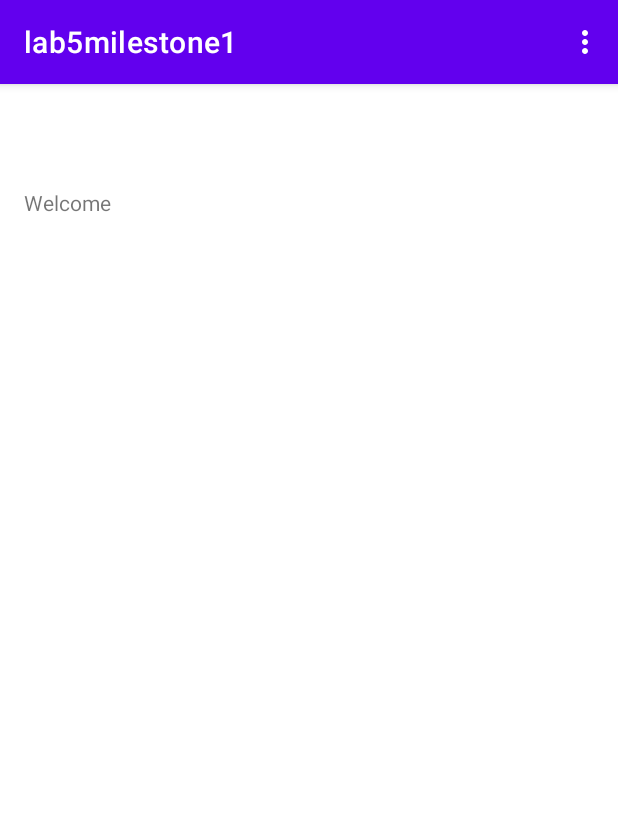
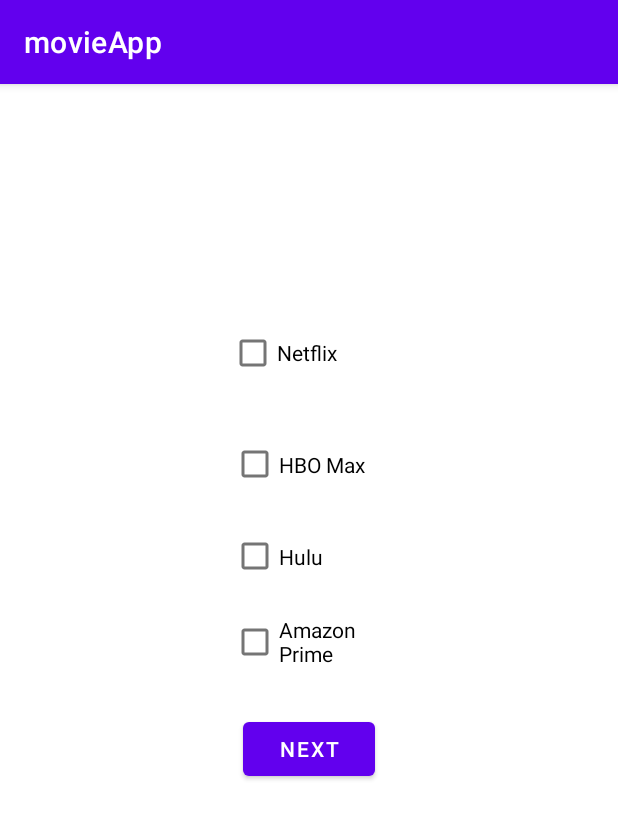
Before and after one commit to smworthingto2501/WatchParty, an Android app: the screen it shows after launch (NotesApp before the commit, chooseServices after it), after a tap on "LOGIN", on a phone screen of 412 x 824 dp. Shown: the top 819 px of the screen. Run offline under Robolectric (Android 15) with nearby library versions, the phone set to English and light mode, and no system bars.

Commit message:
Basic activities from Notes app project for logging in

```diff
--- a/app/src/main/java/com/example/lab5milestone2/DBHelper.java
+++ /dev/null
@@ -1,60 +0,0 @@
-package com.example.lab5milestone2;
-
-import android.database.Cursor;
-import android.database.sqlite.SQLiteDatabase;
-
-import java.util.ArrayList;
-
-public class DBHelper {
-
-    SQLiteDatabase sqLiteDatabase;
-
-    public DBHelper (SQLiteDatabase sqLiteDatabase) {
-        this.sqLiteDatabase = sqLiteDatabase;
-    }
-
-    public void createTable() {
-        sqLiteDatabase.execSQL("CREATE TABLE IF NOT EXISTS notes " +
-                "(id INTEGER PRIMARY KEY, username TEXT, date TEXT, title TEXT, content TEXT, src TEXT)");
-    }
-
-    public ArrayList<Note> readNotes(String username) {
-        createTable();
-        Cursor c = sqLiteDatabase.rawQuery(String.format("SELECT * from notes where username like '%s'", username), null);
-
-        int dateIndex = c.getColumnIndex("date");
-        int titleIndex = c.getColumnIndex("title");
-        int contentIndex = c.getColumnIndex("content");
-
-        c.moveToFirst();
-
-        ArrayList<Note> notesList = new ArrayList<>();
-
-        while(!c.isAfterLast()) {
-            String title = c.getString(titleIndex);
-            String date = c.getString(dateIndex);
-            String content = c.getString(contentIndex);
-
-            Note note = new Note(date, username, title, content);
-            notesList.add(note);
-            c.moveToNext();
-        }
-        c.close();
-        sqLiteDatabase.close();
-
-        return notesList;
-    }
-
-    public void saveNotes(String username, String title, String content, String date) {
-        createTable();
-        sqLiteDatabase.execSQL(String.format("INSERT INTO notes (username, date, title, content) VALUES ('%s', '%s', '%s', '%s')",
-                username, date, title, content));
-    }
-
-    public void updateNote(String title, String date, String content, String username) {
-        createTable();
-        sqLiteDatabase.execSQL(String.format("UPDATE notes set content = '%s', date = '%s' where title = '%s' and username = '%s'",
-                content, date, title, username));
-    }
-
-}
--- a/app/src/main/java/com/example/lab5milestone2/NotesApp.java
+++ /dev/null
@@ -1,89 +0,0 @@
-package com.example.lab5milestone2;
-
-import androidx.appcompat.app.AppCompatActivity;
-
-import android.content.Context;
-import android.content.Intent;
-import android.content.SharedPreferences;
-import android.database.sqlite.SQLiteDatabase;
-import android.os.Bundle;
-import android.view.Menu;
-import android.view.MenuInflater;
-import android.view.MenuItem;
-import android.view.View;
-import android.widget.AdapterView;
-import android.widget.ArrayAdapter;
-import android.widget.ListView;
-import android.widget.TextView;
-
-import java.util.ArrayList;
-
-public class NotesApp extends AppCompatActivity {
-
-    public static ArrayList<Note> notes = new ArrayList<>();
-
-    @Override
-    protected void onCreate(Bundle savedInstanceState) {
-        super.onCreate(savedInstanceState);
-        String usernameKey = "username";
-        setContentView(R.layout.activity_notes_app);
-
-
-        SharedPreferences sharedPreferences = getSharedPreferences("com.example.lab5milestone1", Context.MODE_PRIVATE);
-
-        TextView welcomeMessage = findViewById(R.id.textView);
-        welcomeMessage.setText("Welcome " + sharedPreferences.getString(usernameKey, ""));
-
-        Context context = getApplicationContext();
-        SQLiteDatabase sqLiteDatabase = context.openOrCreateDatabase("notes", Context.MODE_PRIVATE,null);
-
-        DBHelper dbHelper = new DBHelper(sqLiteDatabase);
-
-        notes = dbHelper.readNotes(sharedPreferences.getString(usernameKey, ""));
-
-        ArrayList<String> displayNotes = new ArrayList<>();
-        for (Note note : notes) {
-            displayNotes.add(String.format("Title:%s\nDate:%s", note.getTitle(), note.getDate()));
-        }
-
-        ArrayAdapter adapter = new ArrayAdapter(this, android.R.layout.simple_list_item_1, displayNotes);
-        ListView listView = (ListView) findViewById(R.id.notesListView);
-        listView.setAdapter(adapter);
-
-        listView.setOnItemClickListener(new AdapterView.OnItemClickListener() {
-            @Override
-            public void onItemClick(AdapterView<?> parent, View view, int position, long id) {
-                Intent intent = new Intent(getApplicationContext(), NewNote.class);
-                intent.putExtra("noteid", position);
-                startActivity(intent);
-            }
-        });
-
-    }
-
-    @Override
-    public boolean onCreateOptionsMenu(Menu menu) {
-        MenuInflater inflater = getMenuInflater();
-        inflater.inflate(R.menu.menu, menu);
-        return true;
-    }
-
-    @Override
-    public boolean onOptionsItemSelected(MenuItem item) {
-        switch (item.getItemId()) {
-            case R.id.logout:
-                Intent intent = new Intent(this, MainActivity.class);
-                SharedPreferences sharedPreferences = getSharedPreferences("com.example.lab5milestone1", Context.MODE_PRIVATE);
-                sharedPreferences.edit().remove(MainActivity.usernameKey).apply();
-                startActivity(intent);
-                return true;
-            case R.id.addNote:
-                Intent intentAddNote = new Intent(this, NewNote.class);
-                startActivity(intentAddNote);
-                return true;
-            default:
-                return super.onOptionsItemSelected(item);
-        }
-    }
-
-}
--- a/app/src/main/java/com/example/lab5milestone2/MainActivity.java
+++ b/app/src/main/java/com/example/semesterProject/firstLogin.java
@@ -1,4 +1,4 @@
-package com.example.lab5milestone2;
+package com.example.semesterProject;
 
 import androidx.appcompat.app.AppCompatActivity;
 
@@ -9,20 +9,28 @@ import android.os.Bundle;
 import android.view.View;
 import android.widget.EditText;
 
-public class MainActivity extends AppCompatActivity {
+public class firstLogin extends AppCompatActivity {
 
     public static String usernameKey;
+    public static String servicesKey;
 
     @Override
     protected void onCreate(Bundle savedInstanceState) {
         super.onCreate(savedInstanceState);
         usernameKey = "username";
+        servicesKey = "services";
 
-        SharedPreferences sharedPreferences = getSharedPreferences("com.example.lab5milestone1", Context.MODE_PRIVATE);
+        SharedPreferences sharedPreferences = getSharedPreferences("com.example.semesterProject", Context.MODE_PRIVATE);
 
         if (!sharedPreferences.getString(usernameKey, "").equals("")){
-            Intent intent = new Intent(this, NotesApp.class);
-            startActivity(intent);
+            if(!sharedPreferences.getString(servicesKey,"").equals("")){
+                Intent intent = new Intent(this, appHome.class);
+                startActivity(intent);
+            }
+            else {
+                Intent intent = new Intent(this, chooseServices.class);
+                startActivity(intent);
+            }
         } else {
             setContentView(R.layout.activity_main);
         }
@@ -34,7 +42,7 @@ public class MainActivity extends AppCompatActivity {
         EditText myTextField = (EditText) findViewById(R.id.editTextUsername);
         String str = myTextField.getText().toString();
 
-        SharedPreferences sharedPreferences = getSharedPreferences("com.example.lab5milestone1", Context.MODE_PRIVATE);
+        SharedPreferences sharedPreferences = getSharedPreferences("com.example.semesterProject", Context.MODE_PRIVATE);
         sharedPreferences.edit().putString("username", str).apply();
 
         goToActivity2(str);
@@ -42,7 +50,7 @@ public class MainActivity extends AppCompatActivity {
     }
 
     public void goToActivity2(String s) {
-        Intent intent = new Intent(this, NotesApp.class);
+        Intent intent = new Intent(this, chooseServices.class);
         intent.putExtra("username", s);
         startActivity(intent);
     }
--- /dev/null
+++ b/app/src/main/res/layout/activity_choose_services.xml
@@ -0,0 +1,72 @@
+<?xml version="1.0" encoding="utf-8"?>
+<androidx.constraintlayout.widget.ConstraintLayout xmlns:android="http://schemas.android.com/apk/res/android"
+    xmlns:app="http://schemas.android.com/apk/res-auto"
+    xmlns:tools="http://schemas.android.com/tools"
+    android:layout_width="match_parent"
+    android:layout_height="match_parent"
+    tools:context=".chooseServices">
+
+    <CheckBox
+        android:id="@+id/netflixBox"
+        android:layout_width="106dp"
+        android:layout_height="48dp"
+        android:layout_marginStart="152dp"
+        android:layout_marginTop="155dp"
+        android:layout_marginEnd="153dp"
+        android:checked="false"
+        android:text="Netflix"
+        app:layout_constraintEnd_toEndOf="parent"
+        app:layout_constraintStart_toStartOf="parent"
+        app:layout_constraintTop_toTopOf="parent" />
+
+    <CheckBox
+        android:id="@+id/amazonPrime"
+        android:layout_width="106dp"
+        android:layout_height="48dp"
+        android:layout_marginStart="153dp"
+        android:layout_marginTop="10dp"
+        android:layout_marginEnd="152dp"
+        android:text="Amazon Prime"
+        app:layout_constraintEnd_toEndOf="parent"
+        app:layout_constraintStart_toStartOf="parent"
+        app:layout_constraintTop_toBottomOf="@+id/huluBox" />
+
+    <CheckBox
+        android:id="@+id/huluBox"
+        android:layout_width="106dp"
+        android:layout_height="46dp"
+        android:layout_marginStart="153dp"
+        android:layout_marginTop="15dp"
+        android:layout_marginEnd="152dp"
+        android:text="Hulu"
+        app:layout_constraintEnd_toEndOf="parent"
+        app:layout_constraintStart_toStartOf="parent"
+        app:layout_constraintTop_toBottomOf="@+id/hboBox"
+        tools:ignore="TouchTargetSizeCheck" />
+
+    <CheckBox
+        android:id="@+id/hboBox"
+        android:layout_width="106dp"
+        android:layout_height="46dp"
+        android:layout_marginStart="153dp"
+        android:layout_marginTop="27dp"
+        android:layout_marginEnd="152dp"
+        android:text="HBO Max"
+        app:layout_constraintEnd_toEndOf="parent"
+        app:layout_constraintStart_toStartOf="parent"
+        app:layout_constraintTop_toBottomOf="@+id/netflixBox"
+        tools:ignore="TouchTargetSizeCheck" />
+
+    <Button
+        android:id="@+id/nextButton"
+        android:layout_width="wrap_content"
+        android:layout_height="wrap_content"
+        android:layout_marginStart="161dp"
+        android:layout_marginTop="23dp"
+        android:layout_marginEnd="162dp"
+        android:onClick="clickFunction"
+        android:text="Next"
+        app:layout_constraintEnd_toEndOf="parent"
+        app:layout_constraintStart_toStartOf="parent"
+        app:layout_constraintTop_toBottomOf="@+id/amazonPrime" />
+</androidx.constraintlayout.widget.ConstraintLayout>
--- a/app/src/main/res/layout/activity_main.xml
+++ b/app/src/main/res/layout/activity_main.xml
@@ -4,7 +4,7 @@
     xmlns:tools="http://schemas.android.com/tools"
     android:layout_width="match_parent"
     android:layout_height="match_parent"
-    tools:context=".MainActivity">
+    tools:context=".firstLogin">
 
     <EditText
         android:id="@+id/editTextUsername"
--- a/app/src/main/res/layout/activity_notes_app.xml
+++ b/app/src/main/res/layout/activity_notes_app.xml
@@ -4,15 +4,17 @@
     xmlns:tools="http://schemas.android.com/tools"
     android:layout_width="match_parent"
     android:layout_height="match_parent"
-    tools:context=".NotesApp">
+    tools:context=".appHome">
 
     <TextView
         android:id="@+id/textView"
-        android:layout_width="0dp"
-        android:layout_height="31dp"
+        android:layout_width="wrap_content"
+        android:layout_height="wrap_content"
         android:layout_marginStart="16dp"
         android:layout_marginTop="69dp"
+        android:layout_marginEnd="16dp"
         android:text="Welcome Name!"
+        app:layout_constraintEnd_toEndOf="parent"
         app:layout_constraintStart_toStartOf="parent"
         app:layout_constraintTop_toTopOf="parent" />
 
--- a/app/src/main/res/menu/menu.xml
+++ b/app/src/main/res/menu/menu.xml
@@ -2,8 +2,8 @@
 <menu xmlns:android="http://schemas.android.com/apk/res/android">
 
     <item
-        android:id="@+id/addNote"
-        android:title="Add Note" />
+        android:id="@+id/streaming"
+        android:title="Streaming" />
 
     <item
         android:id="@+id/logout"
```
Also changed, not shown: app/src/main/AndroidManifest.xml (+5 -5 lines), app/src/main/java/com/example/lab5milestone2/NewNote.java (deleted, +0 -71 lines), app/src/main/java/com/example/lab5milestone2/Note.java (deleted, +0 -25 lines), app/src/main/java/com/example/semesterProject/appHome.java (added, +70 -0 lines), app/src/main/java/com/example/semesterProject/chooseServices.java (added, +62 -0 lines), 4 other files.
